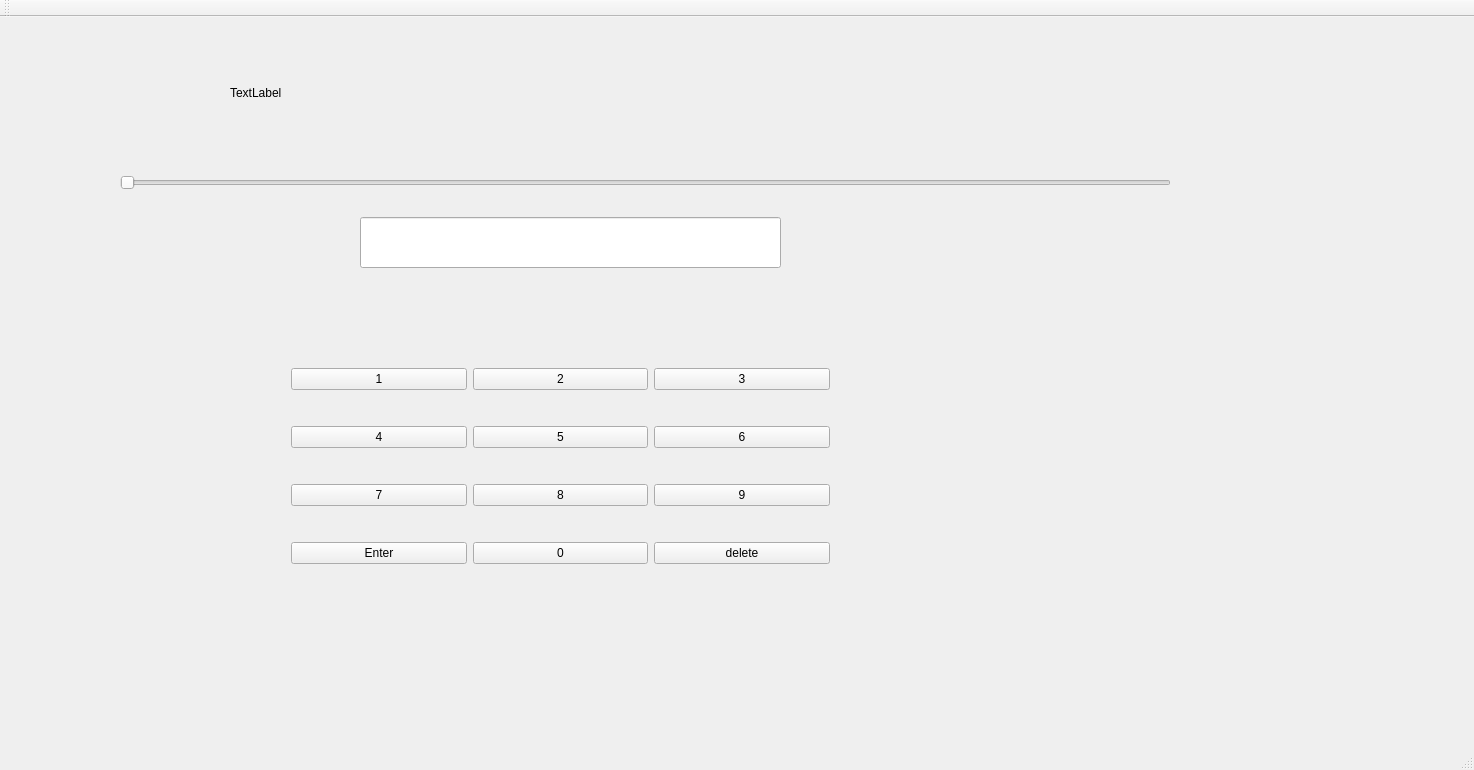
Before: the Qt Designer form gui/QTypeNumericWindow.ui in Rares-Andrrei/ProjectModernCpp, drawn with Qt 5.
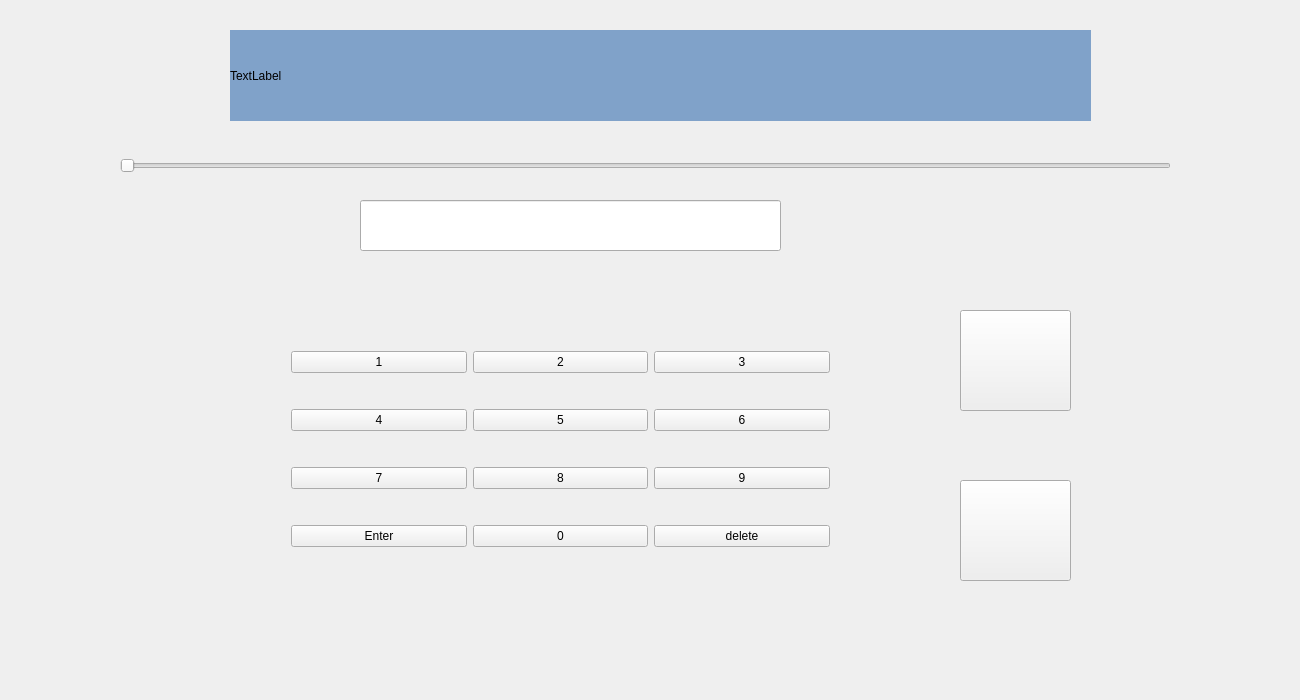
After: the same form once the commit is applied. Icons and pictures are not drawn.

What changed in the file:
```diff
--- a/gui/QTypeNumericWindow.ui
+++ b/gui/QTypeNumericWindow.ui
@@ -6,10 +6,22 @@
    <rect>
     <x>0</x>
     <y>0</y>
-    <width>1474</width>
-    <height>770</height>
+    <width>1300</width>
+    <height>700</height>
    </rect>
   </property>
+  <property name="minimumSize">
+   <size>
+    <width>1300</width>
+    <height>700</height>
+   </size>
+  </property>
+  <property name="maximumSize">
+   <size>
+    <width>1300</width>
+    <height>700</height>
+   </size>
+  </property>
   <property name="windowTitle">
    <string>QTypeNumericWindow</string>
   </property>
@@ -46,6 +58,9 @@
       <height>91</height>
      </rect>
     </property>
+    <property name="styleSheet">
+     <string notr="true">background-color: rgb(128, 162, 201);</string>
+    </property>
     <property name="text">
      <string>TextLabel</string>
     </property>
@@ -146,26 +161,65 @@
      </item>
     </layout>
    </widget>
+   <widget class="QFrame" name="frame">
+    <property name="geometry">
+     <rect>
+      <x>-10</x>
+      <y>-10</y>
+      <width>1311</width>
+      <height>711</height>
+     </rect>
+    </property>
+    <property name="styleSheet">
+     <string notr="true">background-image: url(:/gui/backgroundQuestions.png);</string>
+    </property>
+    <property name="frameShape">
+     <enum>QFrame::StyledPanel</enum>
+    </property>
+    <property name="frameShadow">
+     <enum>QFrame::Raised</enum>
+    </property>
+   </widget>
+   <widget class="QPushButton" name="generateFourVariantsButton">
+    <property name="geometry">
+     <rect>
+      <x>960</x>
+      <y>310</y>
+      <width>111</width>
+      <height>101</height>
+     </rect>
+    </property>
+    <property name="styleSheet">
+     <string notr="true">background-image: url(:/gui/generateFourAnswers.png);</string>
+    </property>
+    <property name="text">
+     <string/>
+    </property>
+   </widget>
+   <widget class="QPushButton" name="generateAnswerButton">
+    <property name="geometry">
+     <rect>
+      <x>960</x>
+      <y>480</y>
+      <width>111</width>
+      <height>101</height>
+     </rect>
+    </property>
+    <property name="styleSheet">
+     <string notr="true">background-image: url(:/gui/generateAnAnswer.png);</string>
+    </property>
+    <property name="text">
+     <string/>
+    </property>
+   </widget>
+   <zorder>frame</zorder>
+   <zorder>Answer</zorder>
+   <zorder>TimeRemaining</zorder>
+   <zorder>Question</zorder>
+   <zorder>gridLayoutWidget</zorder>
+   <zorder>generateFourVariantsButton</zorder>
+   <zorder>generateAnswerButton</zorder>
   </widget>
-  <widget class="QMenuBar" name="menuBar">
-   <property name="geometry">
-    <rect>
-     <x>0</x>
-     <y>0</y>
-     <width>1474</width>
-     <height>22</height>
-    </rect>
-   </property>
-  </widget>
-  <widget class="QToolBar" name="mainToolBar">
-   <attribute name="toolBarArea">
-    <enum>TopToolBarArea</enum>
-   </attribute>
-   <attribute name="toolBarBreak">
-    <bool>false</bool>
-   </attribute>
-  </widget>
-  <widget class="QStatusBar" name="statusBar"/>
  </widget>
  <layoutdefault spacing="6" margin="11"/>
  <resources/>
```
Left out of the diff: 6 changed lines with no effect on the pictures.
